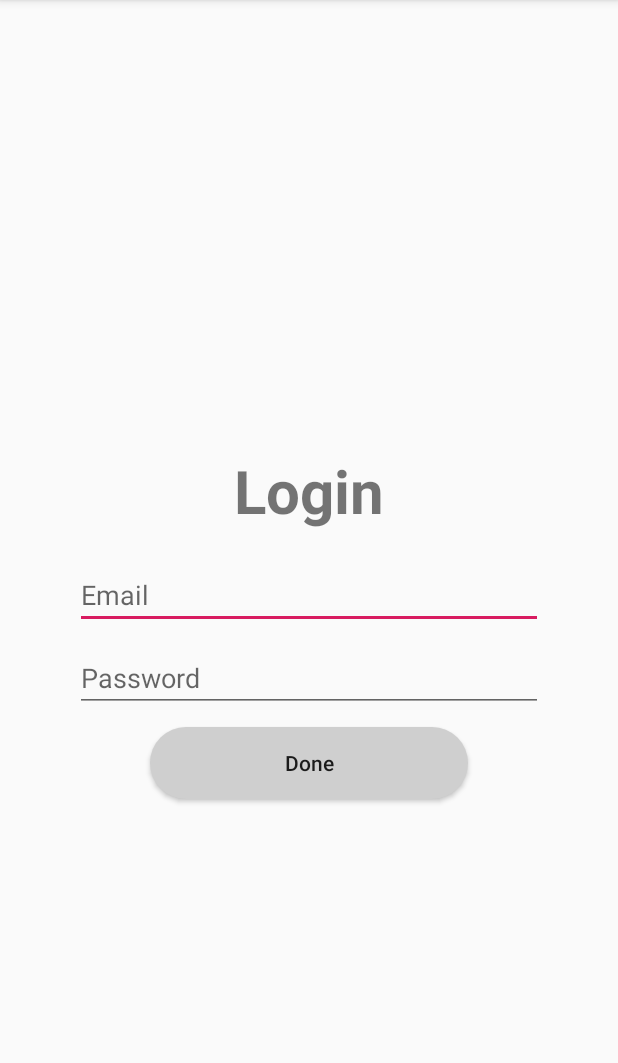
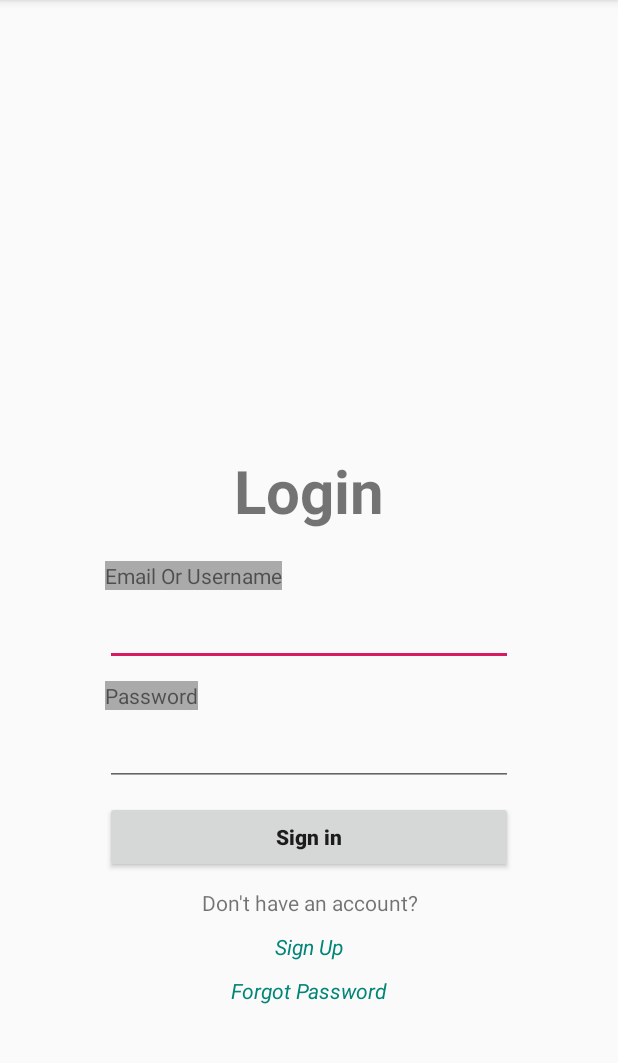
Before and after one commit to KevinAS28/Jujojaz-APP, an Android app: the Auth screen opened directly, with no data from a screen before it, on a phone screen of 412 x 824 dp, the part 84-1147 px from its top. Run offline under Robolectric (Android 15) with nearby library versions, the phone set to English and light mode, and no system bars.

Commit message:
Memperbarui layout auth dan strings.xml

```diff
--- a/App-Android Studio/JujojazBase/app/src/main/res/layout/activity_auth.xml
+++ b/App-Android Studio/JujojazBase/app/src/main/res/layout/activity_auth.xml
@@ -4,8 +4,8 @@
     android:layout_width="match_parent"
     android:layout_height="match_parent"
     android:orientation="vertical"
-    android:layout_marginLeft="50dp"
-    android:layout_marginRight="50dp"
+    android:layout_marginLeft="70dp"
+    android:layout_marginRight="70dp"
     android:layout_marginTop="300dp"
     tools:context=".Auth">
 
@@ -19,29 +19,69 @@
         android:textStyle="bold"
         android:layout_marginBottom="20dp"/>
 
+    <TextView
+        android:id="@+id/emailText"
+        android:layout_width="wrap_content"
+        android:layout_height="wrap_content"
+        android:text="@string/emailText"
+        android:background="@android:color/darker_gray"
+        android:layout_marginBottom="5dp"/>
+
     <EditText
         android:id="@+id/emailEText"
         android:layout_width="match_parent"
         android:layout_height="wrap_content"
-        android:hint="@string/emailEText"
         android:layout_marginBottom="10dp"/>
+
+    <TextView
+        android:id="@+id/passText"
+        android:layout_width="wrap_content"
+        android:layout_height="wrap_content"
+        android:text="@string/passText"
+        android:background="@android:color/darker_gray"
+        android:layout_marginBottom="5dp"/>
 
     <EditText
         android:id="@+id/passEText"
         android:layout_width="match_parent"
         android:layout_height="wrap_content"
         android:inputType="textPassword"
-        android:hint="@string/passEText"
         android:layout_marginBottom="10dp"/>
 
     <Button
         android:id="@+id/btnDoneAuth"
         android:layout_width="match_parent"
         android:layout_height="wrap_content"
-        android:text="@string/btnDone"
+        android:text="@string/SignIn"
+        android:textStyle="bold"
         android:textAllCaps="false"
-        android:layout_marginLeft="50dp"
-        android:layout_marginRight="50dp"
-        android:background="@drawable/oval_background" />
+        android:layout_marginBottom="10dp"/>
+
+    <TextView
+        android:id="@+id/textDontHave"
+        android:layout_width="match_parent"
+        android:layout_height="wrap_content"
+        android:text="@string/textDontHave"
+        android:textAlignment="center"
+        android:layout_marginBottom="10dp"/>
+
+    <TextView
+        android:id="@+id/textSignUp"
+        android:layout_width="match_parent"
+        android:layout_height="wrap_content"
+        android:text="@string/textSignUp"
+        android:textAlignment="center"
+        android:textStyle="italic"
+        android:textColor="@color/colorPrimary"
+        android:layout_marginBottom="10dp"/>
+
+    <TextView
+        android:id="@+id/textForgotPass"
+        android:layout_width="match_parent"
+        android:layout_height="wrap_content"
+        android:text="@string/textForgotPass"
+        android:textAlignment="center"
+        android:textStyle="italic"
+        android:textColor="@color/colorPrimary"/>
 
 </LinearLayout>
--- a/App-Android Studio/JujojazBase/app/src/main/res/values/strings.xml
+++ b/App-Android Studio/JujojazBase/app/src/main/res/values/strings.xml
@@ -1,9 +1,8 @@
 <resources>
     <string name="app_name">JujojazBase</string>
     <string name="loginTextV">Login</string>
-    <string name="emailEText">Email</string>
-    <string name="btnDone">Done</string>
-    <string name="passEText">Password</string>
+    <string name="emailText">Email Or Username</string>
+    <string name="passText">Password</string>
     <string name="title_activity_home">Home</string>
     <string name="app_label">java</string>
     <string name="search_hint">Telusuri</string>
@@ -16,4 +15,8 @@
     <string name="hintCarName">Car Name</string>
     <string name="hintSubject">Subject</string>
     <string name="nameCar">Lamborghini</string>
+    <string name="SignIn">Sign in</string>
+    <string name="textDontHave">Don\'t have an account?</string>
+    <string name="textSignUp">Sign Up</string>
+    <string name="textForgotPass">Forgot Password</string>
 </resources>
```
